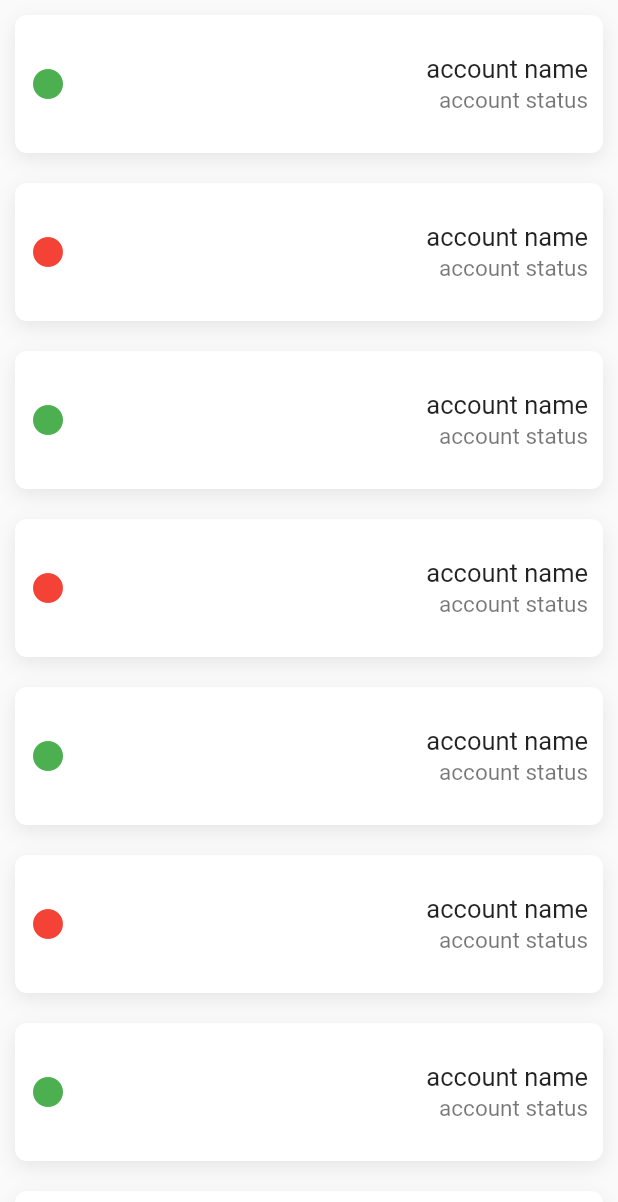
After one commit to 0Ahmad0/mosand, a Flutter app: the ShowAccountsView screen opened directly, on a phone screen of 412 x 824 dp. The commit adds this screen. Shown: the top 1202 px of the screen. Run offline on Flutter 3.47's test engine with Material 2 defaults, Android fonts, the phone set to English and light mode, and no system bars; our stand-ins replace animate_do, awesome_dialog, cached_network_image, curved_navigation_bar, date_picker_timeline, easy_localization and 8 more; missing offline and left inert: animate_icons, day_night_time_picker; accounts and stored records are empty.

Commit message:
@hiba add baghel

```diff
--- /dev/null
+++ b/lib/view/admin/show_accounts/show_accounts_view.dart
@@ -0,0 +1,12 @@
+import 'package:flutter/material.dart';
+
+import 'widgets/show_accounts_view_body.dart';
+
+class ShowAccountsView extends StatelessWidget {
+  @override
+  Widget build(BuildContext context) {
+    return Scaffold(
+      body: ShowAccountsViewBody(),
+    );
+  }
+}
--- /dev/null
+++ b/lib/view/admin/show_accounts/widgets/show_accounts_view_body.dart
@@ -0,0 +1,34 @@
+
+import 'package:flutter/cupertino.dart';
+import 'package:flutter/material.dart';
+import 'package:mosand/view/manager/widgets/ShadowContainer.dart';
+import 'package:mosand/view/resourse/color_manager.dart';
+
+class ShowAccountsViewBody extends StatelessWidget {
+
+  @override
+  Widget build(BuildContext context) {
+    return ListView.builder(
+      itemCount: 10,
+      itemBuilder: (_,index)=>BuildShowAccountItem(index:index),
+    );
+  }
+}
+
+class BuildShowAccountItem extends StatelessWidget {
+  final int index;
+
+  const BuildShowAccountItem({super.key, required this.index});
+
+  @override
+  Widget build(BuildContext context) {
+    return ShadowContainer(
+      child: ListTile(
+        contentPadding: EdgeInsets.zero,
+        title: Text('account name'),
+        subtitle: Text('account status'),
+        trailing: Icon(Icons.circle_rounded,color: index.isOdd?ColorManager.error:ColorManager.success,),
+      ),
+    );
+  }
+}
--- a/lib/view/navbar/widgets/build_drawer.dart
+++ b/lib/view/navbar/widgets/build_drawer.dart
@@ -3,7 +3,6 @@ import 'package:mosand/view/lawyer/add_date/add_date_view.dart';
 import 'package:mosand/view/lawyer/add_post/add_post_view.dart';
 import 'package:mosand/view/resourse/values_manager.dart';
 import 'package:mosand/view/show_posts/show_posts_view.dart';
-import '/view/admin/add_office/add_office_view.dart';
 import '/view/manager/widgets/custom_listtile.dart';
 import '/view/profile/profile_view.dart';
 import '/view/setting/setting_view.dart';
--- a/lib/view/resourse/assets_manager.dart
+++ b/lib/view/resourse/assets_manager.dart
@@ -13,4 +13,7 @@ class AssetsManager{
   static const refresh2IMG = '$imagePath/refresh2.svg';
   static const selectOrder2IMG = '$imagePath/order.svg';
   static const emptyCartIMG = '$imagePath/emptycart.svg';
+  static const noTimeFoundIMG = '$imagePath/no_time.svg';
+  static const noLawyerFoundIMG = '$imagePath/now_lawyer_found.svg';
+  static const noDatesFoundIMG = '$imagePath/not_found.svg';
 }
```
Also changed, not shown: lib/view/admin/add_office/add_office_view.dart (deleted, +0 -12 lines), lib/view/admin/add_office/widgets/add_office_view_body.dart (deleted, +0 -52 lines), assets/images/no_time.svg (added), assets/images/not_found.svg (added), assets/images/now_lawyer_found.svg (added).
